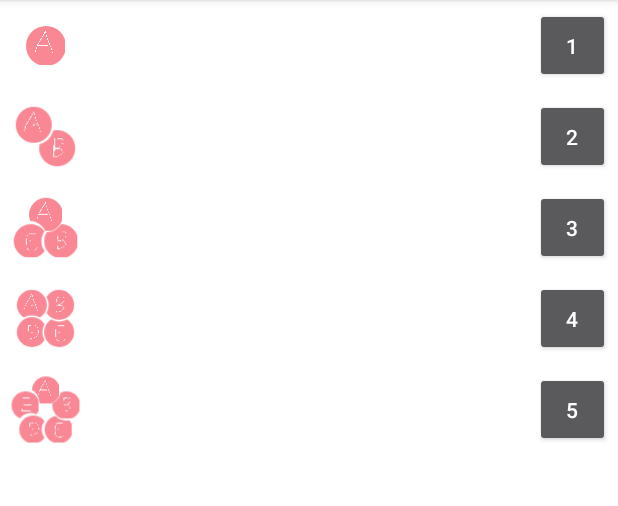
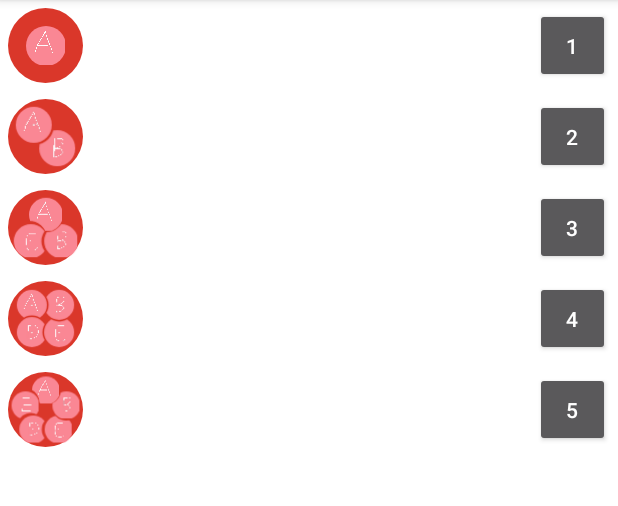
Before and after one commit to jsonlp/LpanStudyRecord, an Android app: the fragment GroupImageFragment shown on its own in the app's theme, on a phone screen of 412 x 824 dp, the part 84-590 px from its top. Run offline under Robolectric (Android 15) with nearby library versions, the phone set to English and light mode, and no system bars.

Commit message:
base update

```diff
--- a/app/src/main/java/com/lpan/study/fragment/GroupImageFragment.java
+++ b/app/src/main/java/com/lpan/study/fragment/GroupImageFragment.java
@@ -5,7 +5,7 @@ import android.graphics.BitmapFactory;
 import android.view.View;
 import android.widget.Button;
 
-import com.lpan.study.view.CircularImageView;
+import com.lpan.study.view.GroupAvatarView;
 import com.test.lpanstudyrecord.R;
 
 import java.util.ArrayList;
@@ -22,11 +22,11 @@ public class GroupImageFragment extends BaseFragment implements View.OnClickList
     ArrayList<Bitmap> mBmps4 = new ArrayList<Bitmap>();
     ArrayList<Bitmap> mBmps5 = new ArrayList<Bitmap>();
 
-    CircularImageView mCircularImageView1;
-    CircularImageView mCircularImageView2;
-    CircularImageView mCircularImageView3;
-    CircularImageView mCircularImageView4;
-    CircularImageView mCircularImageView5;
+    GroupAvatarView mGroupAvatarView1;
+    GroupAvatarView mGroupAvatarView2;
+    GroupAvatarView mGroupAvatarView3;
+    GroupAvatarView mGroupAvatarView4;
+    GroupAvatarView mGroupAvatarView5;
 
     Button mButton1, mButton2, mButton3, mButton4, mButton5;
 
@@ -78,17 +78,17 @@ public class GroupImageFragment extends BaseFragment implements View.OnClickList
         mBmps5.add(avatar5);
 
 
-        mCircularImageView1 = (CircularImageView) view.findViewById(R.id.circularImageView1);
-        mCircularImageView2 = (CircularImageView) view.findViewById(R.id.circularImageView2);
-        mCircularImageView3 = (CircularImageView) view.findViewById(R.id.circularImageView3);
-        mCircularImageView4 = (CircularImageView) view.findViewById(R.id.circularImageView4);
-        mCircularImageView5 = (CircularImageView) view.findViewById(R.id.circularImageView5);
+        mGroupAvatarView1 = (GroupAvatarView) view.findViewById(R.id.circularImageView1);
+        mGroupAvatarView2 = (GroupAvatarView) view.findViewById(R.id.circularImageView2);
+        mGroupAvatarView3 = (GroupAvatarView) view.findViewById(R.id.circularImageView3);
+        mGroupAvatarView4 = (GroupAvatarView) view.findViewById(R.id.circularImageView4);
+        mGroupAvatarView5 = (GroupAvatarView) view.findViewById(R.id.circularImageView5);
 
-        mCircularImageView1.setImageBitmaps(mBmps1);
-        mCircularImageView2.setImageBitmaps(mBmps2);
-        mCircularImageView3.setImageBitmaps(mBmps3);
-        mCircularImageView4.setImageBitmaps(mBmps4);
-        mCircularImageView5.setImageBitmaps(mBmps5);
+        mGroupAvatarView1.setImageBitmaps(mBmps1);
+        mGroupAvatarView2.setImageBitmaps(mBmps2);
+        mGroupAvatarView3.setImageBitmaps(mBmps3);
+        mGroupAvatarView4.setImageBitmaps(mBmps4);
+        mGroupAvatarView5.setImageBitmaps(mBmps5);
 
 
     }
@@ -97,23 +97,23 @@ public class GroupImageFragment extends BaseFragment implements View.OnClickList
     public void onClick(View v) {
         switch (v.getId()) {
             case R.id.button1:
-                mCircularImageView1.setImageBitmaps(mBmps1);
+                mGroupAvatarView1.setImageBitmaps(mBmps1);
 
                 break;
             case R.id.button2:
-                mCircularImageView2.setImageBitmaps(mBmps2);
+                mGroupAvatarView2.setImageBitmaps(mBmps2);
 
                 break;
             case R.id.button3:
-                mCircularImageView3.setImageBitmaps(mBmps3);
+                mGroupAvatarView3.setImageBitmaps(mBmps3);
 
                 break;
             case R.id.button4:
-                mCircularImageView4.setImageBitmaps(mBmps4);
+                mGroupAvatarView4.setImageBitmaps(mBmps4);
 
                 break;
             case R.id.button5:
-                mCircularImageView5.setImageBitmaps(mBmps5);
+                mGroupAvatarView5.setImageBitmaps(mBmps5);
 
                 break;
         }
--- a/app/src/main/java/com/lpan/study/view/CircularImageView.java
+++ b/app/src/main/java/com/lpan/study/view/GroupAvatarView.java
@@ -6,24 +6,24 @@ import android.content.Context;
 import android.graphics.Bitmap;
 import android.graphics.Canvas;
 import android.util.AttributeSet;
-import android.view.View;
+import android.widget.ImageView;
 
-public class CircularImageView extends View {
+public class GroupAvatarView extends ImageView {
 
     protected int viewWidth;
     protected int viewHeight;
 
     protected ArrayList<Bitmap> bmps;
 
-    public CircularImageView(Context context) {
+    public GroupAvatarView(Context context) {
         super(context);
     }
 
-    public CircularImageView(Context context, AttributeSet attrs) {
+    public GroupAvatarView(Context context, AttributeSet attrs) {
         super(context, attrs);
     }
 
-    public CircularImageView(Context context, AttributeSet attrs, int defStyle) {
+    public GroupAvatarView(Context context, AttributeSet attrs, int defStyle) {
         super(context, attrs, defStyle);
     }
 
--- a/app/src/main/res/drawable/group_avatar_bg.xml
+++ b/app/src/main/res/drawable/group_avatar_bg.xml
@@ -2,5 +2,5 @@
 <shape xmlns:android="http://schemas.android.com/apk/res/android"
        android:shape="oval"
     >
-    <solid android:color="@color/white"/>
+    <solid android:color="@color/red"/>
 </shape>
--- a/app/src/main/res/layout/fragment_group_image.xml
+++ b/app/src/main/res/layout/fragment_group_image.xml
@@ -21,7 +21,7 @@
                 android:gravity="center"
                 android:layout_margin="5dp"
                 android:orientation="horizontal">
-                <com.lpan.study.view.CircularImageView
+                <com.lpan.study.view.GroupAvatarView
                     android:id="@+id/circularImageView1"
                     android:layout_width="50dp"
                     android:layout_height="50dp"
@@ -35,7 +35,7 @@
                 android:gravity="center"
                 android:layout_margin="5dp"
                 android:orientation="horizontal">
-                <com.lpan.study.view.CircularImageView
+                <com.lpan.study.view.GroupAvatarView
                     android:id="@+id/circularImageView2"
                     android:layout_width="50dp"
                     android:layout_height="50dp"
@@ -49,7 +49,7 @@
                 android:gravity="center"
                 android:layout_margin="5dp"
                 android:orientation="horizontal">
-                <com.lpan.study.view.CircularImageView
+                <com.lpan.study.view.GroupAvatarView
                     android:id="@+id/circularImageView3"
                     android:layout_width="50dp"
                     android:layout_height="50dp"
@@ -63,7 +63,7 @@
                 android:gravity="center"
                 android:layout_margin="5dp"
                 android:orientation="horizontal">
-                <com.lpan.study.view.CircularImageView
+                <com.lpan.study.view.GroupAvatarView
                     android:id="@+id/circularImageView4"
                     android:layout_width="50dp"
                     android:layout_height="50dp"
@@ -77,7 +77,7 @@
                 android:gravity="center"
                 android:layout_margin="5dp"
                 android:orientation="horizontal">
-                <com.lpan.study.view.CircularImageView
+                <com.lpan.study.view.GroupAvatarView
                     android:id="@+id/circularImageView5"
                     android:layout_width="50dp"
                     android:layout_height="50dp"
```
Also changed, not shown: app/src/main/java/com/lpan/study/view/GroupImageView.java (deleted, +0 -89 lines).
